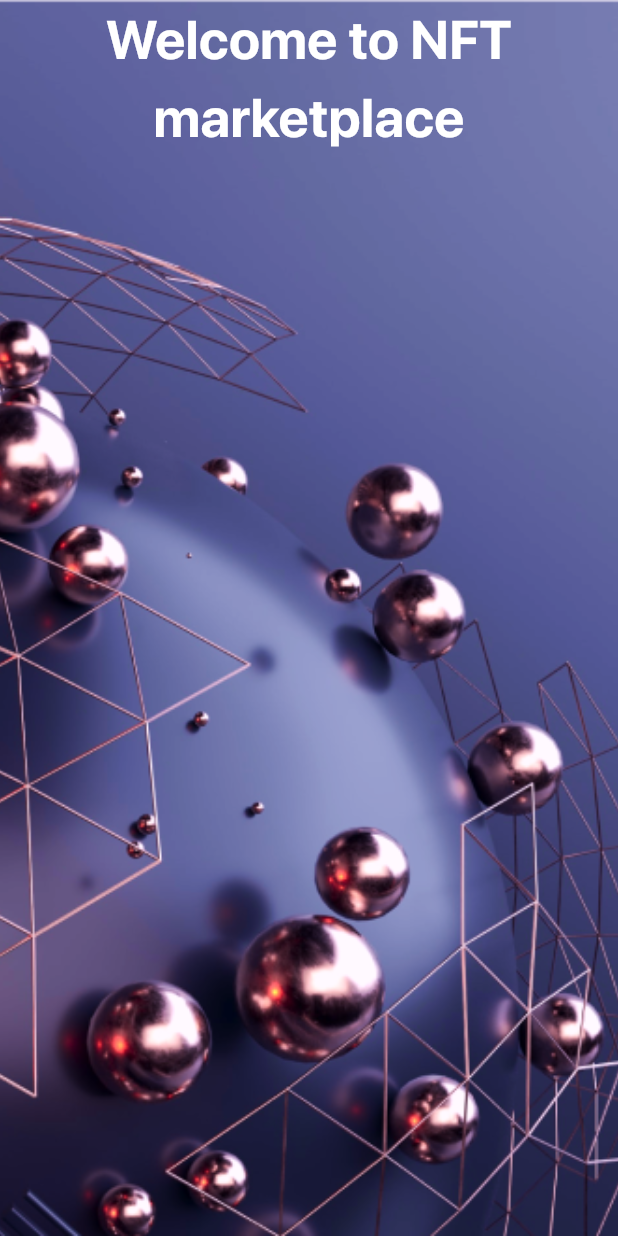
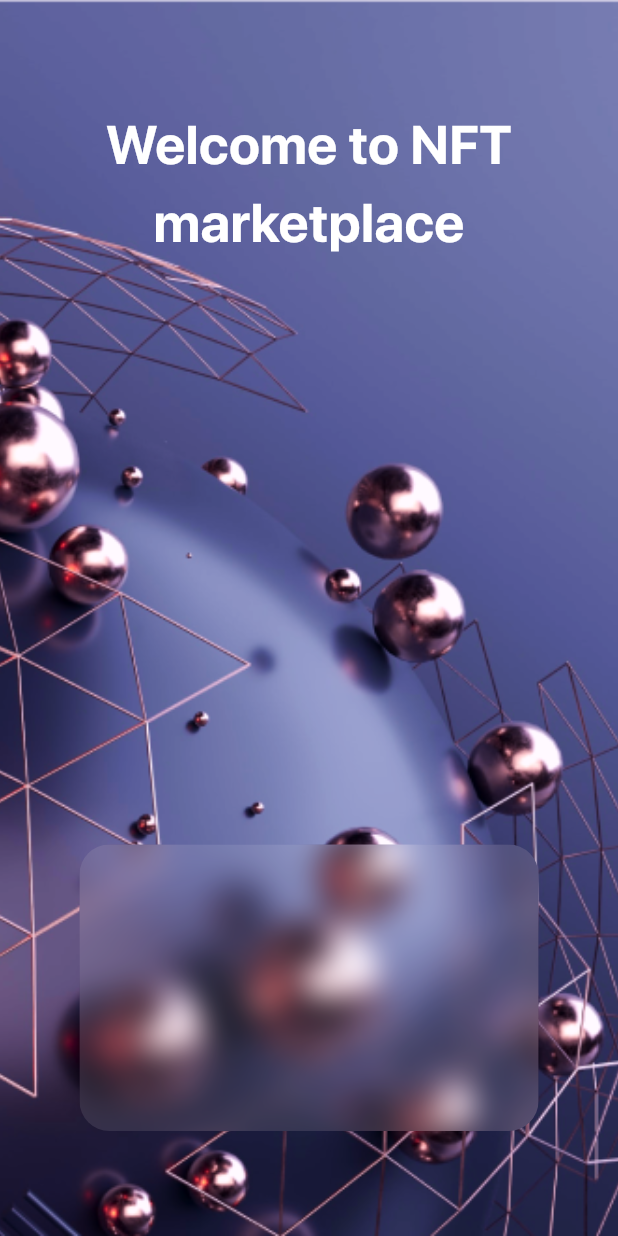
Before and after one commit to Linashaqoura612/Mini-NFT-Marketplace-app, a Flutter app: the screen it shows after launch, on a phone screen of 412 x 824 dp. Run offline on Flutter 3.47's test engine with Material 3 defaults, Android fonts, the phone set to English and light mode, and no system bars.

Commit message:
design onBoarding2

```diff
--- a/lib/features/onBoarding/onBoarding_page.dart
+++ b/lib/features/onBoarding/onBoarding_page.dart
@@ -1,3 +1,5 @@
+import 'dart:ui';
+
 import 'package:flutter/material.dart';
 import 'package:mini_app/core/resources/assets_Manager.dart';
 import 'package:mini_app/core/resources/color_manager.dart';
@@ -38,19 +40,35 @@ class onBoarding_page extends StatelessWidget {
             width: double.infinity,
             child: Column(
               children: [
+                SizedBox(
+                  height: 70,
+                ),
                 Center(
                   child: Text(
                     StringsManager.ktitleonboardingpage,
                     textAlign: TextAlign.center,
                     style: TextStyle(
-
                         color: ColorManager.kColorWhite,
                         fontSize: FontSize.kFontSize36_04,
                         fontFamily: FontManager.ksfproDisplay,
                         fontWeight: FontWeight.bold),
                   ),
                 ),
-                  // Spacer(),
+                Spacer(),
+                ClipRRect(
+                  child: BackdropFilter(
+                    filter: ImageFilter.blur(sigmaY: 10,sigmaX: 10),
+                    child: Container(
+                      color: ColorManager.kColorWhite.withOpacity(.1),
+                      height: 191,
+                      width: 306,
+                    ),
+                  ),
+                  borderRadius: BorderRadius.circular(20),
+                ),
+                SizedBox(
+                  height: 70,
+                )
                 // Text(
                 //   StringsManager.ktitleonboardingpage,
                 //   style: TextStyle(
```
Lines whose indentation alone changed are shown as unchanged.
